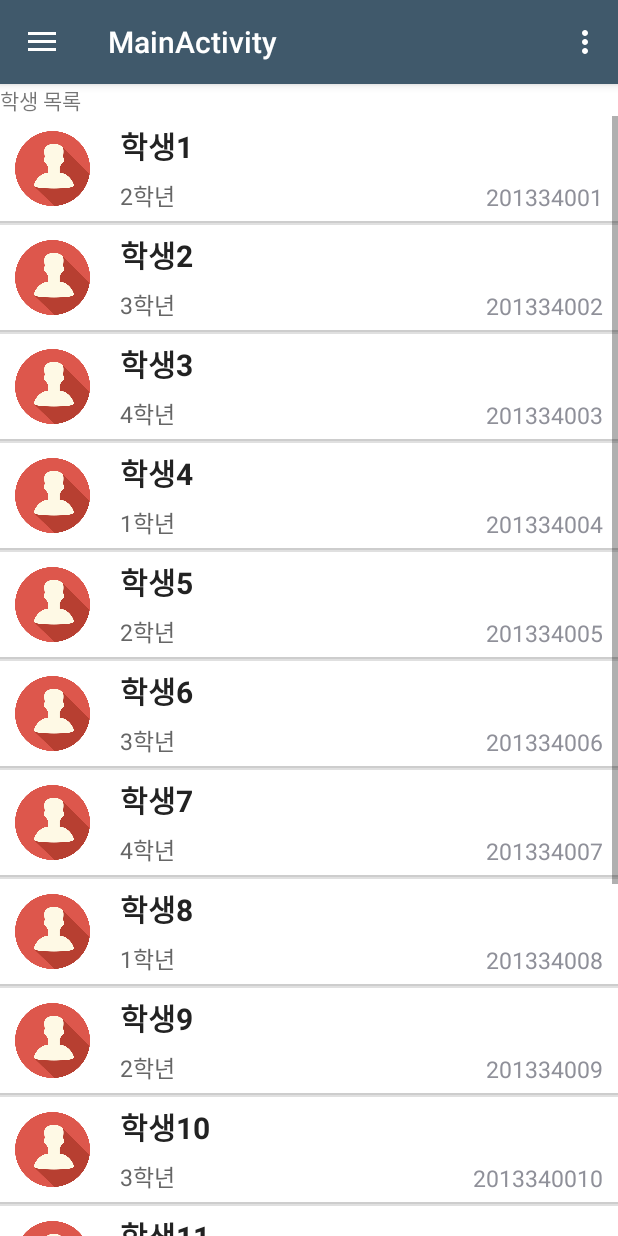
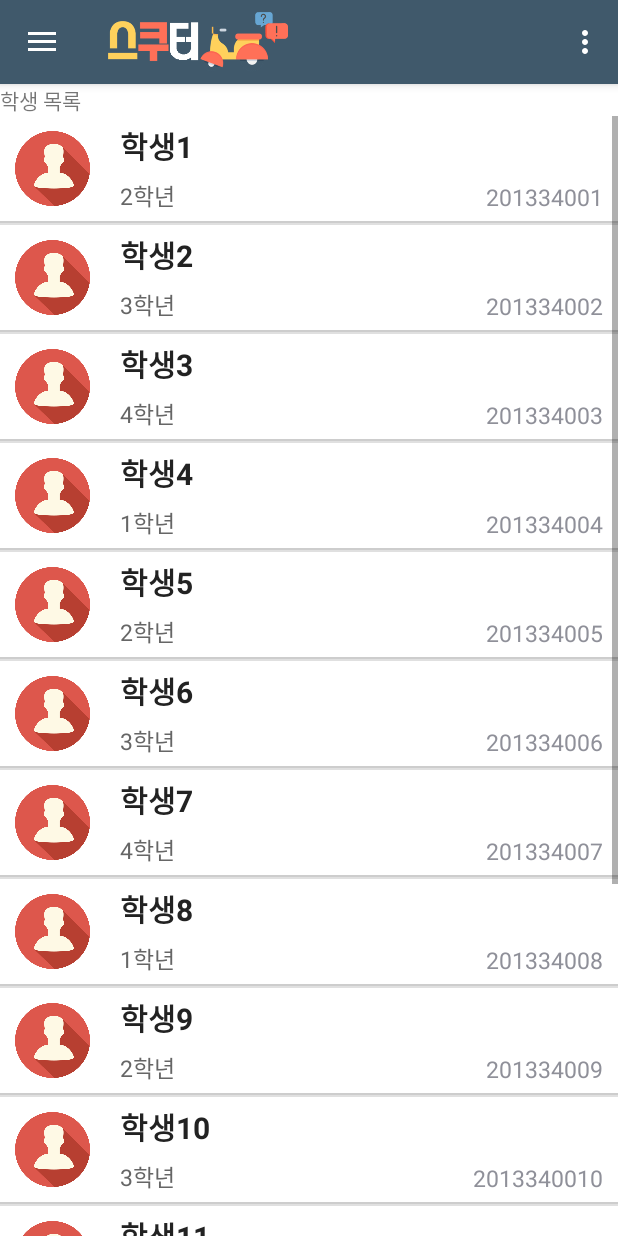
Before and after one commit to Mindo01/SKHUter_Android, an Android app: the MainActivity screen opened directly, with no data from a screen before it, after a tap on "학생 목록", on a phone screen of 412 x 824 dp. Run offline under Robolectric (Android 15) with nearby library versions, the phone set to English and light mode, and no system bars; pictures from the network do not load; 1 other tap on this screen came first.

Commit message:
타이틀 액션바 커스텀 완료 - 로고 삽입

```diff
--- a/SKHUter/app/src/main/java/com/classs/skhuter/view/MainActivity.java
+++ b/SKHUter/app/src/main/java/com/classs/skhuter/view/MainActivity.java
@@ -2,8 +2,8 @@ package com.classs.skhuter.view;
 
 import android.os.Bundle;
 import android.os.Handler;
+import android.support.design.widget.NavigationView;
 import android.support.v4.app.FragmentManager;
-import android.support.design.widget.NavigationView;
 import android.support.v4.app.FragmentTransaction;
 import android.support.v4.view.GravityCompat;
 import android.support.v4.widget.DrawerLayout;
@@ -29,6 +29,8 @@ public class MainActivity extends AppCompatActivity
     protected void onCreate(Bundle savedInstanceState) {
         super.onCreate(savedInstanceState);
         setContentView(R.layout.activity_main);
+        setTitle("");
+
         Toolbar toolbar = (Toolbar) findViewById(R.id.toolbar);
         setSupportActionBar(toolbar);
 
@@ -63,7 +65,7 @@ public class MainActivity extends AppCompatActivity
         int id = item.getItemId();
 
         //noinspection SimplifiableIfStatement
-        if (id == R.id.action_settings) {
+        if (id == R.id.main_settings) {
             return true;
         }
 
--- a/SKHUter/app/src/main/res/layout/app_bar_main.xml
+++ b/SKHUter/app/src/main/res/layout/app_bar_main.xml
@@ -16,10 +16,17 @@
             android:layout_width="match_parent"
             android:layout_height="?attr/actionBarSize"
             android:background="?attr/colorPrimary"
-            app:popupTheme="@style/AppTheme.PopupOverlay" />
+            app:popupTheme="@style/AppTheme.PopupOverlay" >
+
+            <ImageView
+                android:layout_width="120dp"
+                android:layout_height="40dp"
+                android:background="@drawable/logo_app"
+                android:scaleType="fitStart"/>
+
+            </android.support.v7.widget.Toolbar>
 
     </android.support.design.widget.AppBarLayout>
-
+    <!-- 요기 -->
     <include layout="@layout/content_main" />
-
 </android.support.design.widget.CoordinatorLayout>
--- a/SKHUter/app/src/main/res/menu/main.xml
+++ b/SKHUter/app/src/main/res/menu/main.xml
@@ -2,8 +2,8 @@
 <menu xmlns:android="http://schemas.android.com/apk/res/android"
     xmlns:app="http://schemas.android.com/apk/res-auto">
     <item
-        android:id="@+id/action_settings"
+        android:id="@+id/main_settings"
         android:orderInCategory="100"
-        android:title="@string/action_settings"
+        android:title="설정"
         app:showAsAction="never" />
 </menu>
--- a/SKHUter/app/src/main/res/values/colors.xml
+++ b/SKHUter/app/src/main/res/values/colors.xml
@@ -2,5 +2,6 @@
 <resources>
     <color name="colorPrimary">#3F51B5</color>
     <color name="colorPrimaryDark">#303F9F</color>
-    <color name="colorAccent">#FF4081</color>
+    <color name="colorAccent">#FF4081</color>'
+    <color name="colorBackground">#40596b</color>
 </resources>
```
Also changed, not shown: SKHUter/app/src/main/res/drawable/logo_app.png (added).
